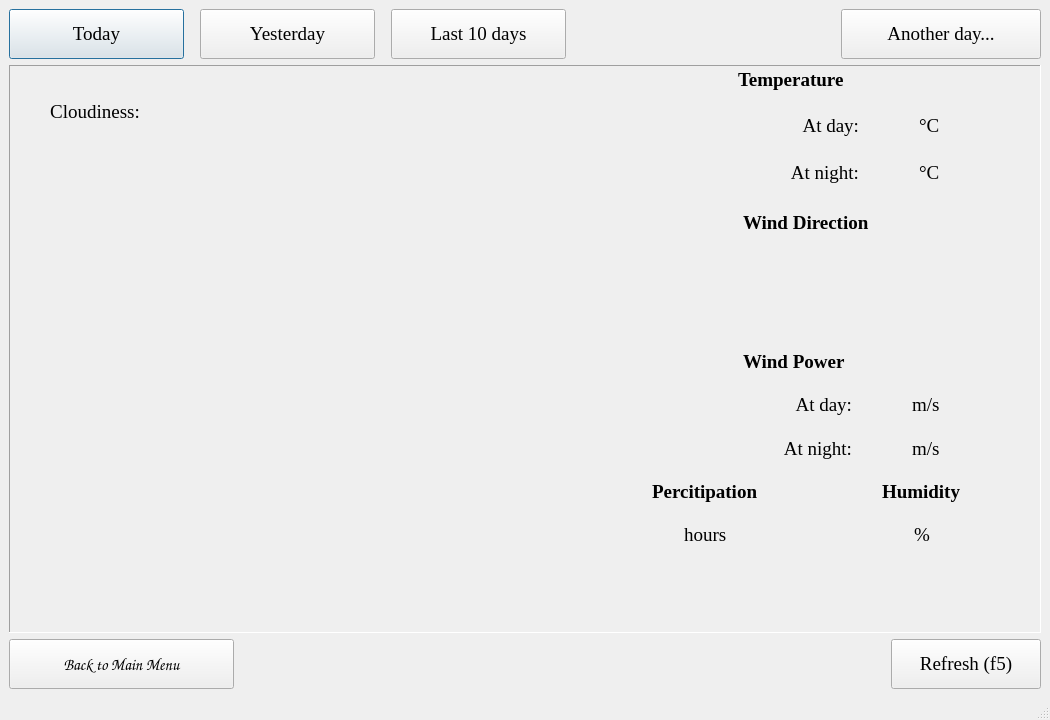
Before: the Qt Designer form MyWeather/showdatawindow.ui in DekronPrime/MyWeather, drawn with Qt 5.
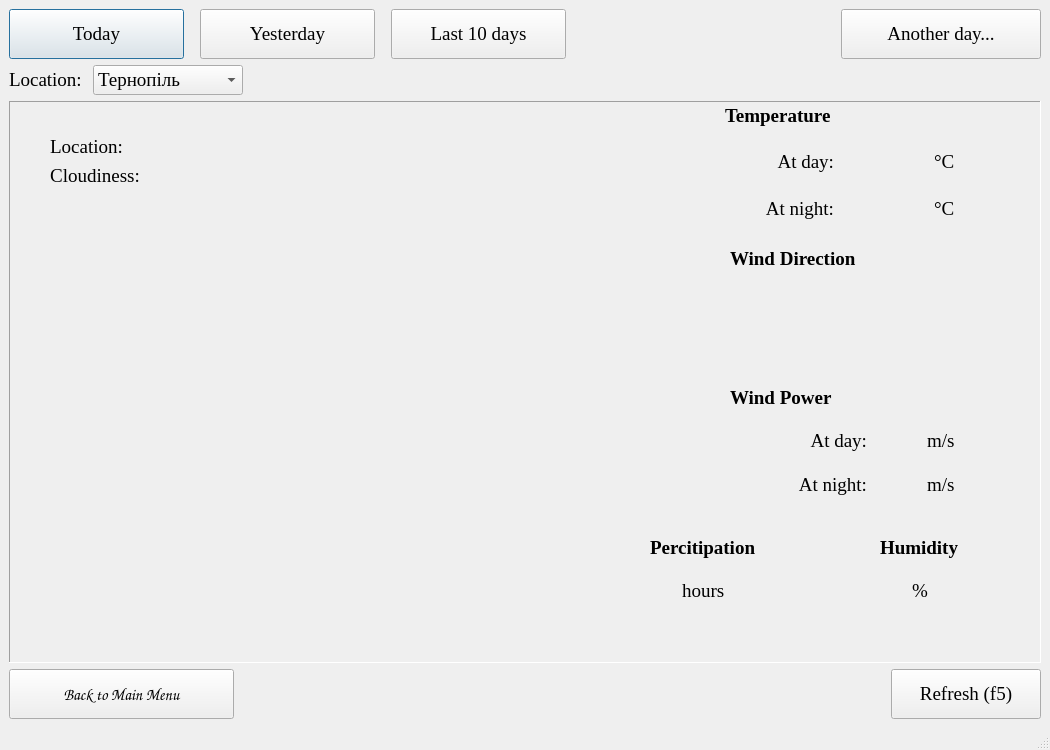
After: the same form once the commit is applied. The open tabs and pages were chosen to show the change. Icons and pictures are not drawn.

What changed in the file:
```diff
--- a/MyWeather/showdatawindow.ui
+++ b/MyWeather/showdatawindow.ui
@@ -7,7 +7,7 @@
     <x>0</x>
     <y>0</y>
     <width>1050</width>
-    <height>720</height>
+    <height>750</height>
    </rect>
   </property>
   <property name="sizePolicy">
@@ -183,6 +183,79 @@
       </item>
      </layout>
     </item>
+    <item>
+     <layout class="QHBoxLayout" name="horizontalLayout_19">
+      <item>
+       <widget class="QLabel" name="location_2">
+        <property name="sizePolicy">
+         <sizepolicy hsizetype="Fixed" vsizetype="Preferred">
+          <horstretch>0</horstretch>
+          <verstretch>0</verstretch>
+         </sizepolicy>
+        </property>
+        <property name="font">
+         <font>
+          <family>Times New Roman</family>
+          <pointsize>14</pointsize>
+         </font>
+        </property>
+        <property name="text">
+         <string>Location: </string>
+        </property>
+       </widget>
+      </item>
+      <item>
+       <widget class="QComboBox" name="location_cb">
+        <property name="minimumSize">
+         <size>
+          <width>150</width>
+          <height>30</height>
+         </size>
+        </property>
+        <property name="maximumSize">
+         <size>
+          <width>16777215</width>
+          <height>16777215</height>
+         </size>
+        </property>
+        <property name="font">
+         <font>
+          <family>Times New Roman</family>
+          <pointsize>14</pointsize>
+         </font>
+        </property>
+        <item>
+         <property name="text">
+          <string>Тернопіль</string>
+         </property>
+        </item>
+        <item>
+         <property name="text">
+          <string>Львів</string>
+         </property>
+        </item>
+        <item>
+         <property name="text">
+          <string>Київ</string>
+         </property>
+        </item>
+       </widget>
+      </item>
+      <item>
+       <spacer name="horizontalSpacer_16">
+        <property name="orientation">
+         <enum>Qt::Horizontal</enum>
+        </property>
+        <property name="sizeHint" stdset="0">
+         <size>
+          <width>40</width>
+          <height>20</height>
+         </size>
+        </property>
+       </spacer>
+      </item>
+     </layout>
+    </item>
     <item>
      <widget class="QStackedWidget" name="stackedWidget">
       <property name="sizePolicy">
@@ -283,8 +356,8 @@
          <rect>
           <x>0</x>
           <y>0</y>
-          <width>1030</width>
-          <height>528</height>
+          <width>1028</width>
+          <height>512</height>
          </rect>
         </property>
         <property name="sizePolicy">
@@ -299,9 +372,11 @@
           <height>16777215</height>
          </size>
         </property>
-        <layout class="QHBoxLayout" name="horizontalLayout_18">
+        <layout class="QHBoxLayout" name="horizontalLayout_20">
          <item>
-          <layout class="QVBoxLayout" name="verticalLayout_5">
+          <layout class="QVBoxLayout" name="verticalLayout_4">
+           <item>
+            <layout class="QVBoxLayout" name="verticalLayout_3">
            <item>
             <layout class="QHBoxLayout" name="horizontalLayout_7">
              <item>
@@ -364,6 +439,84 @@
              </item>
             </layout>
            </item>
+             <item>
+              <layout class="QHBoxLayout" name="horizontalLayout_18">
+               <item>
+                <spacer name="horizontalSpacer_26">
+                 <property name="orientation">
+                  <enum>Qt::Horizontal</enum>
+                 </property>
+                 <property name="sizeType">
+                  <enum>QSizePolicy::Fixed</enum>
+                 </property>
+                 <property name="sizeHint" stdset="0">
+                  <size>
+                   <width>40</width>
+                   <height>20</height>
+                  </size>
+                 </property>
+                </spacer>
+               </item>
+               <item>
+                <widget class="QLabel" name="location">
+                 <property name="font">
+                  <font>
+                   <family>Times New Roman</family>
+                   <pointsize>14</pointsize>
+                  </font>
+                 </property>
+                 <property name="text">
+                  <string>Location:</string>
+                 </property>
+                 <property name="alignment">
+                  <set>Qt::AlignCenter</set>
+                 </property>
+                </widget>
+               </item>
+               <item>
+                <widget class="QLabel" name="location_lbl">
+                 <property name="sizePolicy">
+                  <sizepolicy hsizetype="Preferred" vsizetype="Fixed">
+                   <horstretch>0</horstretch>
+                   <verstretch>0</verstretch>
+                  </sizepolicy>
+                 </property>
+                 <property name="minimumSize">
+                  <size>
+                   <width>0</width>
+                   <height>0</height>
+                  </size>
+                 </property>
+                 <property name="font">
+                  <font>
+                   <family>Times New Roman</family>
+                   <pointsize>14</pointsize>
+                   <bold>true</bold>
+                  </font>
+                 </property>
+                 <property name="text">
+                  <string/>
+                 </property>
+                 <property name="margin">
+                  <number>0</number>
+                 </property>
+                </widget>
+               </item>
+               <item>
+                <spacer name="horizontalSpacer_27">
+                 <property name="orientation">
+                  <enum>Qt::Horizontal</enum>
+                 </property>
+                 <property name="sizeHint" stdset="0">
+                  <size>
+                   <width>40</width>
+                   <height>20</height>
+                  </size>
+                 </property>
+                </spacer>
+               </item>
+              </layout>
+             </item>
            <item>
             <layout class="QHBoxLayout" name="horizontalLayout_6">
              <item>
@@ -442,6 +595,8 @@
              </item>
             </layout>
            </item>
+            </layout>
+           </item>
            <item>
             <widget class="QLabel" name="cloudiness_img">
              <property name="sizePolicy">
@@ -905,6 +1060,22 @@
                    </property>
                   </widget>
                  </item>
+                 <item>
+                  <spacer name="horizontalSpacer_20">
+                   <property name="orientation">
+                    <enum>Qt::Horizontal</enum>
+                   </property>
+                   <property name="sizeType">
+                    <enum>QSizePolicy::Minimum</enum>
+                   </property>
+                   <property name="sizeHint" stdset="0">
+                    <size>
+                     <width>40</width>
+                     <height>20</height>
+                    </size>
+                   </property>
+                  </spacer>
+                 </item>
                  <item>
                   <widget class="QLabel" name="daytemp_lbl">
                    <property name="sizePolicy">
@@ -999,6 +1170,22 @@
                    </property>
                   </widget>
                  </item>
+                 <item>
+                  <spacer name="horizontalSpacer_25">
+                   <property name="orientation">
+                    <enum>Qt::Horizontal</enum>
+                   </property>
+                   <property name="sizeType">
+                    <enum>QSizePolicy::Minimum</enum>
+                   </property>
+                   <property name="sizeHint" stdset="0">
+                    <size>
+                     <width>40</width>
+                     <height>20</height>
+                    </size>
+                   </property>
+                  </spacer>
+                 </item>
                  <item>
                   <widget class="QLabel" name="nighttemp_lbl">
                    <property name="sizePolicy">
@@ -1144,6 +1331,9 @@
                </item>
                <item>
                 <layout class="QVBoxLayout" name="verticalLayout_9">
+                 <property name="topMargin">
+                  <number>20</number>
+                 </property>
                  <item>
                   <widget class="QLabel" name="precitHours">
                    <property name="font">
@@ -1216,6 +1406,9 @@
                    <property name="orientation">
                     <enum>Qt::Vertical</enum>
                    </property>
+                   <property name="sizeType">
+                    <enum>QSizePolicy::Preferred</enum>
+                   </property>
                    <property name="sizeHint" stdset="0">
                     <size>
                      <width>20</width>
@@ -1257,6 +1450,9 @@
                </item>
                <item>
                 <layout class="QVBoxLayout" name="verticalLayout_10">
+                 <property name="topMargin">
+                  <number>20</number>
+                 </property>
                  <item>
                   <widget class="QLabel" name="humidity">
                    <property name="font">
@@ -1332,6 +1528,9 @@
                    <property name="orientation">
                     <enum>Qt::Vertical</enum>
                    </property>
+                   <property name="sizeType">
+                    <enum>QSizePolicy::Preferred</enum>
+                   </property>
                    <property name="sizeHint" stdset="0">
                     <size>
                      <width>20</width>
```
Left out of the diff: 4 changed lines with no effect on the pictures. Lines whose indentation alone changed are shown as unchanged.
